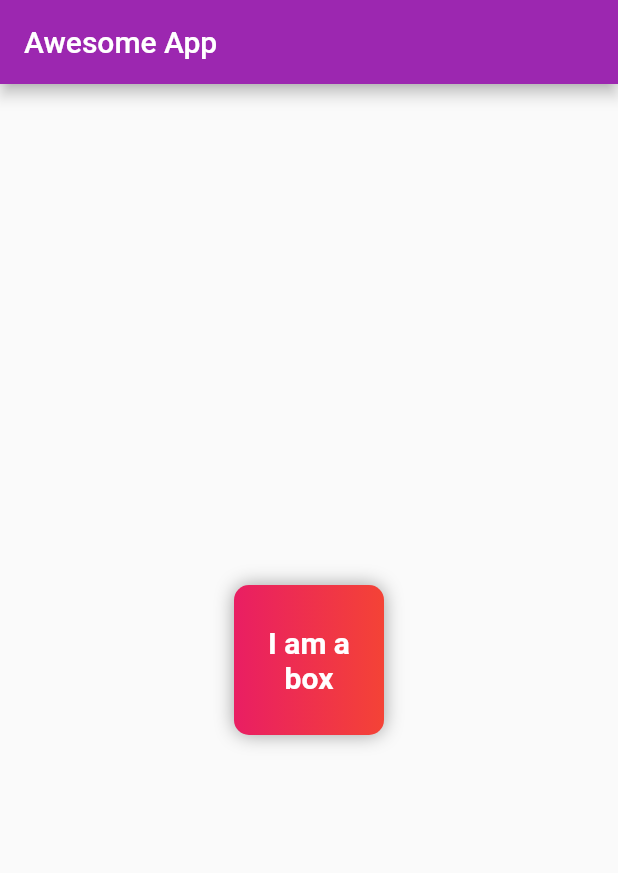
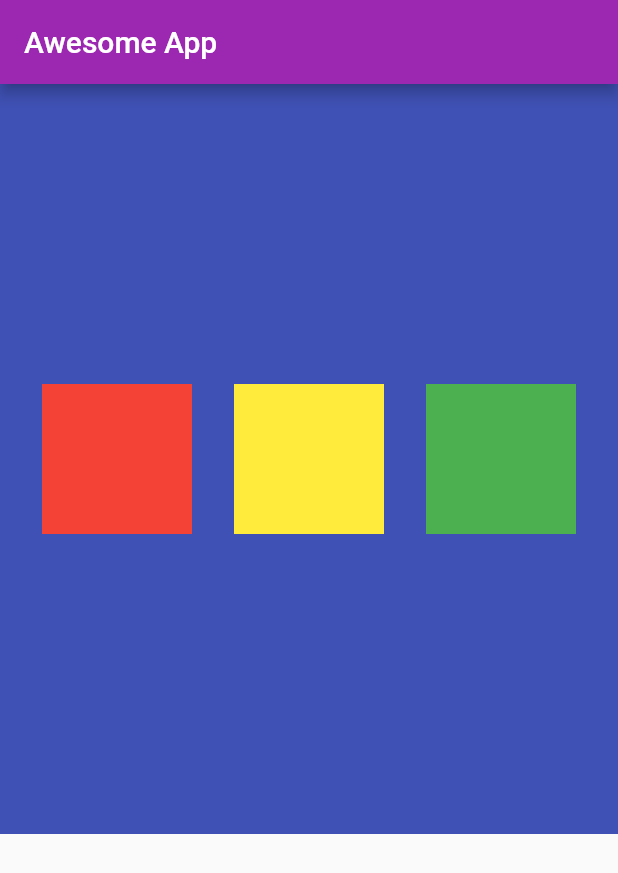
Before and after one commit to SumirVats2003/flutter_tutorial_app, a Flutter app: the screen it shows after launch, on a phone screen of 412 x 824 dp. Shown: the top 873 px of the screen. Run offline on Flutter 3.47's test engine with Material 2 defaults, Android fonts, the phone set to English and light mode, and no system bars.

Commit message:
Rows and Columns

```diff
--- a/lib/main.dart
+++ b/lib/main.dart
@@ -17,36 +17,35 @@ class HomePage extends StatelessWidget {
   Widget build(BuildContext context) {
     return Scaffold(
       appBar: AppBar(title: const Text("Awesome App")),
-      body: Center(
-        child: Container(
+      body: Container(
+        height: 500,
+        color: Colors.indigo,
+        child: Row(
+          mainAxisAlignment: MainAxisAlignment.spaceEvenly,
+          crossAxisAlignment: CrossAxisAlignment.center,
+          children: <Widget> [
+            Container(
               padding: const EdgeInsets.all(10),
               alignment: Alignment.center,
               width: 100,
               height: 100,
-          clipBehavior: Clip.antiAlias,
-          decoration: BoxDecoration(
               color: Colors.red,
-            borderRadius: BorderRadius.circular(10),
-            gradient: const LinearGradient(colors: [
-                Colors.pink,
-                Colors.red,
-              ]),
-            boxShadow: const [
-              BoxShadow(
-                color: Colors.grey,
-                blurRadius: 10,
-              )
-            ]
             ),
-          child: const Text(
-            "I am a box",
-            textAlign: TextAlign.center,
-            style: TextStyle(
-              fontSize: 20,
-              color: Colors.white,
-              fontWeight: FontWeight.bold,
+            Container(
+              padding: const EdgeInsets.all(10),
+              alignment: Alignment.center,
+              width: 100,
+              height: 100,
+              color: Colors.yellow,
             ),
+            Container(
+              padding: const EdgeInsets.all(10),
+              alignment: Alignment.center,
+              width: 100,
+              height: 100,
+              color: Colors.green,
             ),
+          ],
         ),
       ),
     );
```
Lines whose indentation alone changed are shown as unchanged.
